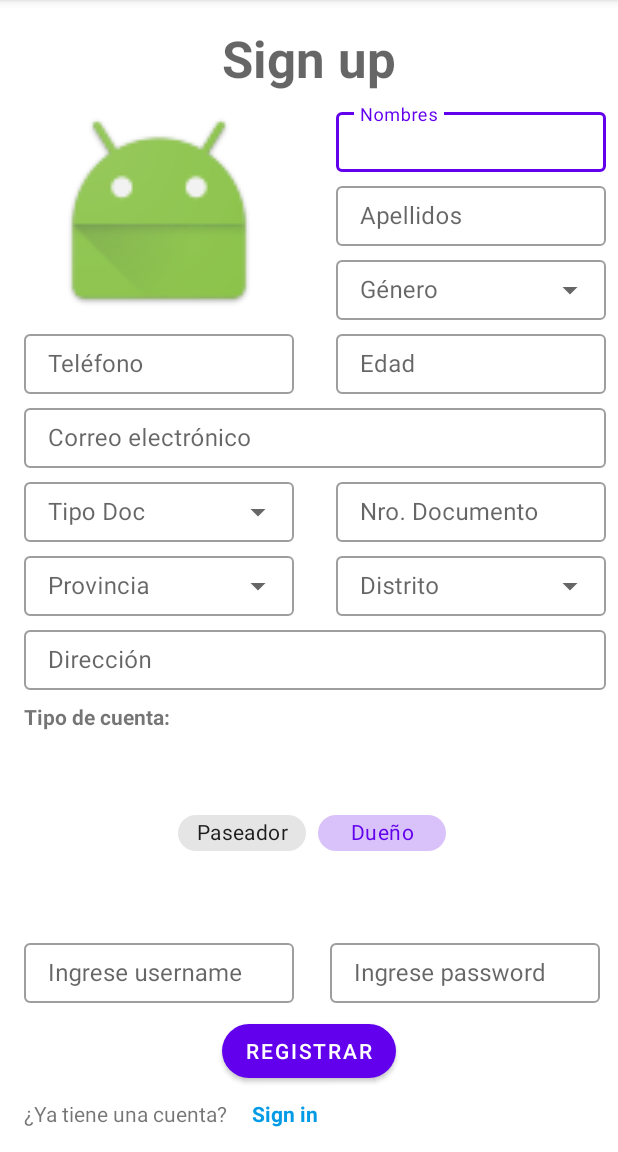
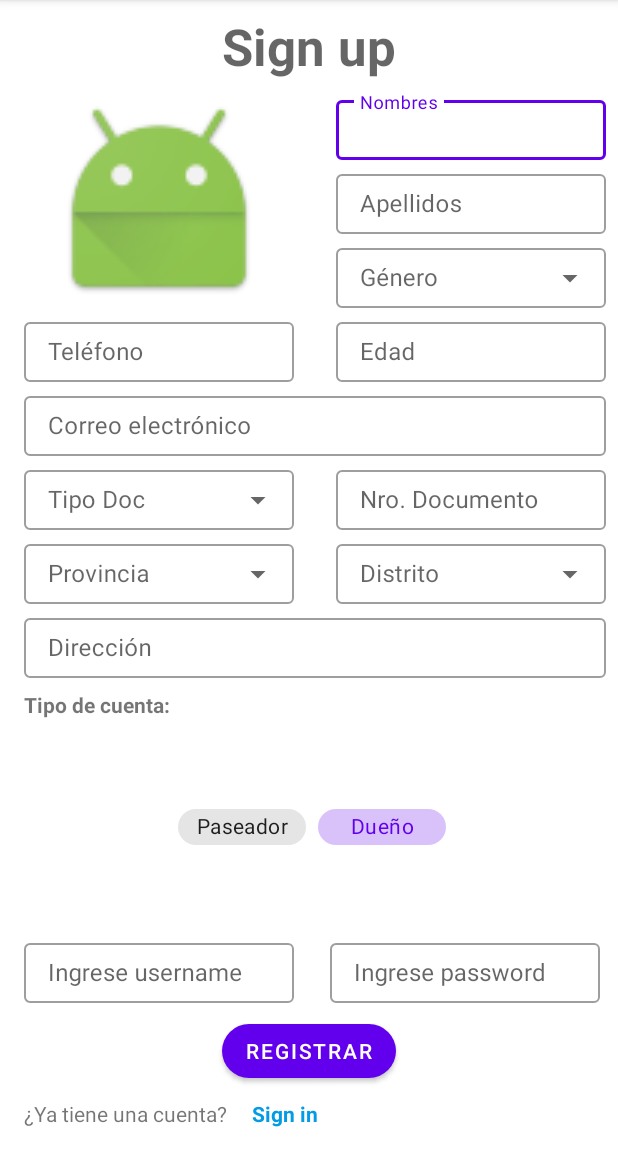
Before and after one commit to NyoByte/DoggyGo, an Android app: the SignupActivity screen opened directly, with no data from a screen before it, on a phone screen of 412 x 824 dp, the part 84-1236 px from its top. Run offline under Robolectric (Android 15) with nearby library versions, the phone set to English and light mode, and no system bars.

Commit message:
Fix username and password SignUp

```diff
--- a/app/src/main/res/layout/activity_login.xml
+++ b/app/src/main/res/layout/activity_login.xml
@@ -9,7 +9,7 @@
         android:id="@+id/tviTitle"
         android:layout_width="wrap_content"
         android:layout_height="wrap_content"
-        android:layout_marginTop="16dp"
+        android:layout_marginTop="8dp"
         android:text="DoggyGo"
         android:textAppearance="@style/TextAppearance.AppCompat.Display1"
         android:textStyle="bold"
--- a/app/src/main/res/layout/activity_signup.xml
+++ b/app/src/main/res/layout/activity_signup.xml
@@ -10,7 +10,7 @@
         android:id="@+id/tviTitle"
         android:layout_width="wrap_content"
         android:layout_height="wrap_content"
-        android:layout_marginTop="16dp"
+        android:layout_marginTop="8dp"
         android:text="Sign up"
         android:textAppearance="@style/TextAppearance.AppCompat.Display1"
         android:textStyle="bold"
@@ -309,6 +309,10 @@
             android:layout_width="180dp"
             android:layout_height="40dp"
             android:inputType="text"
+            android:paddingStart="16dp"
+            android:paddingTop="8dp"
+            android:paddingEnd="8dp"
+            android:paddingBottom="8dp"
             tools:ignore="TouchTargetSizeCheck" />
     </com.google.android.material.textfield.TextInputLayout>
 
@@ -328,6 +332,10 @@
             android:layout_width="180dp"
             android:layout_height="40dp"
             android:inputType="textPassword"
+            android:paddingStart="16dp"
+            android:paddingTop="8dp"
+            android:paddingEnd="8dp"
+            android:paddingBottom="8dp"
             tools:ignore="TouchTargetSizeCheck" />
 
     </com.google.android.material.textfield.TextInputLayout>
```
